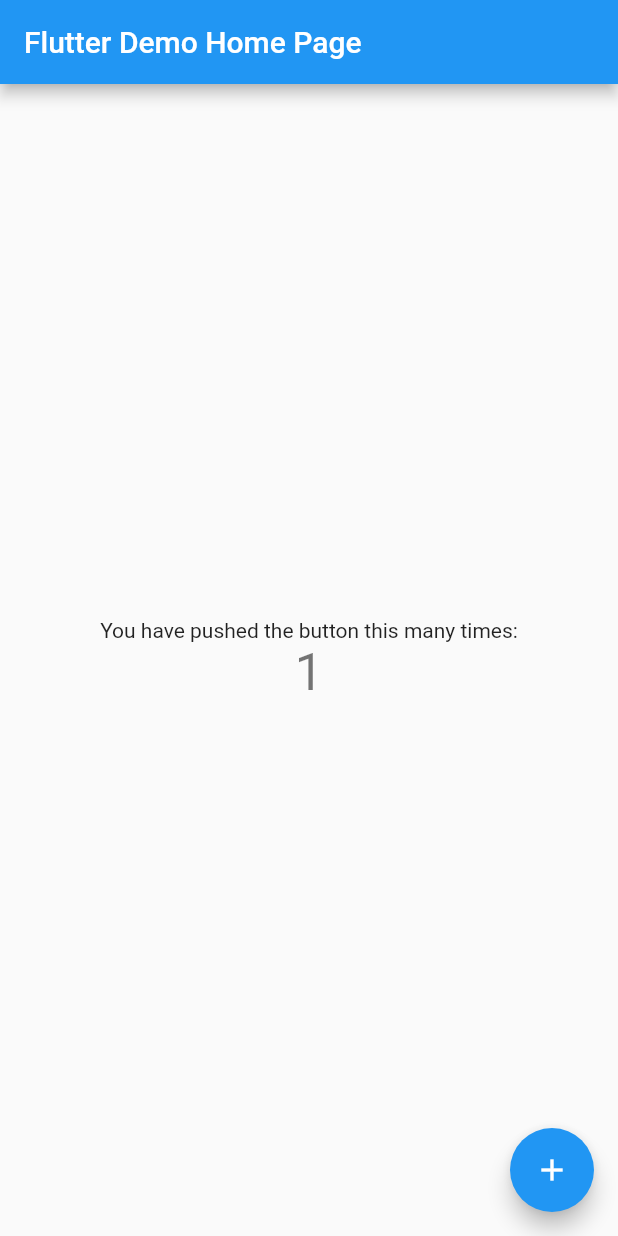
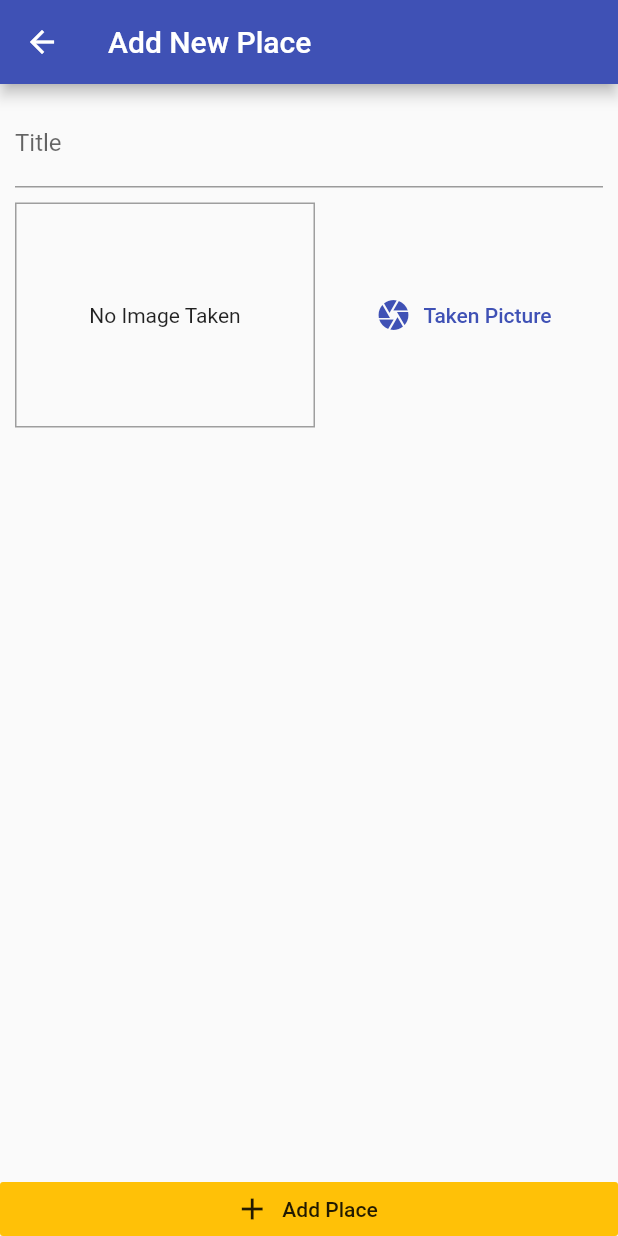
Before and after one commit to yankzsoe/flutter_native_features, a Flutter app: the screen it shows after launch, after a tap on the "add" icon, on a phone screen of 412 x 824 dp. Run offline on Flutter 3.47's test engine with Material 2 defaults, Android fonts, the phone set to English and light mode, and no system bars; our stand-ins replace image_picker.

Commit message:
take picture with image_picker.

```diff
--- a/lib/main.dart
+++ b/lib/main.dart
@@ -1,113 +1,28 @@
 import 'package:flutter/material.dart';
+import 'package:provider/provider.dart';
 
-void main() {
-  runApp(MyApp());
-}
+import './providers/great_places.dart';
+import './screens/places_list_screen.dart';
+import './screens/add_place_screen.dart';
+
+void main() => runApp(MyApp());
 
 class MyApp extends StatelessWidget {
-  // This widget is the root of your application.
   @override
   Widget build(BuildContext context) {
-    return MaterialApp(
-      title: 'Flutter Demo',
-      theme: ThemeData(
-        // This is the theme of your application.
-        //
-        // Try running your application with "flutter run". You'll see the
-        // application has a blue toolbar. Then, without quitting the app, try
-        // changing the primarySwatch below to Colors.green and then invoke
-        // "hot reload" (press "r" in the console where you ran "flutter run",
-        // or simply save your changes to "hot reload" in a Flutter IDE).
-        // Notice that the counter didn't reset back to zero; the application
-        // is not restarted.
-        primarySwatch: Colors.blue,
+    return ChangeNotifierProvider(
+      create: (ctx) => GreatPlaces(),
+      child: MaterialApp(
+        title: 'Great Places',
+        theme: ThemeData(
+          primarySwatch: Colors.indigo,
+          accentColor: Colors.amber,
+        ),
+        home: PlacesListScreen(),
+        routes: {
+          AddPlaceScreen.routeName: (ctx) => AddPlaceScreen(),
+        },
       ),
-      home: MyHomePage(title: 'Flutter Demo Home Page'),
     );
   }
 }
-
-class MyHomePage extends StatefulWidget {
-  MyHomePage({Key? key, required this.title}) : super(key: key);
-
-  // This widget is the home page of your application. It is stateful, meaning
-  // that it has a State object (defined below) that contains fields that affect
-  // how it looks.
-
-  // This class is the configuration for the state. It holds the values (in this
-  // case the title) provided by the parent (in this case the App widget) and
-  // used by the build method of the State. Fields in a Widget subclass are
-  // always marked "final".
-
-  final String title;
-
-  @override
-  _MyHomePageState createState() => _MyHomePageState();
-}
-
-class _MyHomePageState extends State<MyHomePage> {
-  int _counter = 0;
-
-  void _incrementCounter() {
-    setState(() {
-      // This call to setState tells the Flutter framework that something has
-      // changed in this State, which causes it to rerun the build method below
-      // so that the display can reflect the updated values. If we changed
-      // _counter without calling setState(), then the build method would not be
-      // called again, and so nothing would appear to happen.
-      _counter++;
-    });
-  }
-
-  @override
-  Widget build(BuildContext context) {
-    // This method is rerun every time setState is called, for instance as done
-    // by the _incrementCounter method above.
-    //
-    // The Flutter framework has been optimized to make rerunning build methods
-    // fast, so that you can just rebuild anything that needs updating rather
-    // than having to individually change instances of widgets.
-    return Scaffold(
-      appBar: AppBar(
-        // Here we take the value from the MyHomePage object that was created by
-        // the App.build method, and use it to set our appbar title.
-        title: Text(widget.title),
-      ),
-      body: Center(
-        // Center is a layout widget. It takes a single child and positions it
-        // in the middle of the parent.
-        child: Column(
-          // Column is also a layout widget. It takes a list of children and
-          // arranges them vertically. By default, it sizes itself to fit its
-          // children horizontally, and tries to be as tall as its parent.
-          //
-          // Invoke "debug painting" (press "p" in the console, choose the
-          // "Toggle Debug Paint" action from the Flutter Inspector in Android
-          // Studio, or the "Toggle Debug Paint" command in Visual Studio Code)
-          // to see the wireframe for each widget.
-          //
-          // Column has various properties to control how it sizes itself and
-          // how it positions its children. Here we use mainAxisAlignment to
-          // center the children vertically; the main axis here is the vertical
-          // axis because Columns are vertical (the cross axis would be
-          // horizontal).
-          mainAxisAlignment: MainAxisAlignment.center,
-          children: <Widget>[
-            Text(
-              'You have pushed the button this many times:',
-            ),
-            Text(
-              '$_counter',
-              style: Theme.of(context).textTheme.headline4,
-            ),
-          ],
-        ),
-      ),
-      floatingActionButton: FloatingActionButton(
-        onPressed: _incrementCounter,
-        tooltip: 'Increment',
-        child: Icon(Icons.add),
-      ), // This trailing comma makes auto-formatting nicer for build methods.
-    );
-  }
-}
--- /dev/null
+++ b/lib/models/place.dart
@@ -0,0 +1,28 @@
+import 'dart:io';
+
+import 'package:flutter/foundation.dart';
+
+class PlaceLocation {
+  final double latitude;
+  final double longitude;
+  final String address;
+
+  PlaceLocation(
+    this.latitude,
+    this.longitude,
+    this.address,
+  );
+}
+
+class Place {
+  final String id;
+  final String title;
+  PlaceLocation? location;
+  final File image;
+  Place({
+    required this.id,
+    required this.title,
+    required this.location,
+    required this.image,
+  });
+}
--- /dev/null
+++ b/lib/providers/great_places.dart
@@ -0,0 +1,21 @@
+import 'dart:io';
+import 'package:flutter/foundation.dart';
+
+import '../models/place.dart';
+
+class GreatPlaces with ChangeNotifier {
+  List<Place> _items = [];
+  List<Place> get items {
+    return [..._items];
+  }
+
+  void addPlace(String pickedTitle, File pickedImage) {
+    final newPlace = Place(
+        id: DateTime.now().toString(),
+        title: pickedTitle,
+        location: null,
+        image: pickedImage);
+    _items.add(newPlace);
+    notifyListeners();
+  }
+}
--- /dev/null
+++ b/lib/screens/add_place_screen.dart
@@ -0,0 +1,71 @@
+import 'dart:io';
+
+import 'package:flutter/material.dart';
+import 'package:provider/provider.dart';
+
+import '../widgets/image_input.dart';
+import '../providers/great_places.dart';
+
+class AddPlaceScreen extends StatefulWidget {
+  const AddPlaceScreen({Key? key}) : super(key: key);
+  static const routeName = '/add-place';
+
+  @override
+  _AddPlaceScreenState createState() => _AddPlaceScreenState();
+}
+
+class _AddPlaceScreenState extends State<AddPlaceScreen> {
+  var _titleController = TextEditingController();
+  var _pickedImage;
+
+  _selectedImage(File pickedImage) {
+    _pickedImage = pickedImage;
+  }
+
+  void _saveImage() {
+    if (_pickedImage == null || _titleController.text.isEmpty) return;
+    Provider.of<GreatPlaces>(context, listen: false)
+        .addPlace(_titleController.text, _pickedImage);
+    Navigator.of(context).pop();
+  }
+
+  @override
+  Widget build(BuildContext context) {
+    return Scaffold(
+      appBar: AppBar(
+        title: Text('Add New Place'),
+      ),
+      body: Column(
+        mainAxisAlignment: MainAxisAlignment.spaceBetween,
+        crossAxisAlignment: CrossAxisAlignment.stretch,
+        children: [
+          Expanded(
+              child: SingleChildScrollView(
+                  child: Padding(
+            padding: EdgeInsets.all(10),
+            child: Column(
+              children: [
+                TextField(
+                  decoration: InputDecoration(labelText: 'Title'),
+                  controller: _titleController,
+                ),
+                SizedBox(
+                  height: 10,
+                ),
+                ImageInput(_selectedImage),
+              ],
+            ),
+          ))),
+          RaisedButton.icon(
+            onPressed: _saveImage,
+            icon: Icon(Icons.add),
+            label: Text('Add Place'),
+            elevation: 0,
+            materialTapTargetSize: MaterialTapTargetSize.shrinkWrap,
+            color: Theme.of(context).accentColor,
+          ),
+        ],
+      ),
+    );
+  }
+}
--- /dev/null
+++ b/lib/screens/places_list_screen.dart
@@ -0,0 +1,45 @@
+import 'package:flutter/material.dart';
+import 'package:flutter_native_features/providers/great_places.dart';
+import 'package:provider/provider.dart';
+
+import 'add_place_screen.dart';
+
+class PlacesListScreen extends StatelessWidget {
+  const PlacesListScreen({Key? key}) : super(key: key);
+
+  @override
+  Widget build(BuildContext context) {
+    return Scaffold(
+      appBar: AppBar(
+        title: Text('Your Places'),
+        actions: [
+          IconButton(
+            onPressed: () {
+              Navigator.pushNamed(context, AddPlaceScreen.routeName);
+            },
+            icon: Icon(Icons.add),
+          ),
+        ],
+      ),
+      body: Center(
+        child: Consumer<GreatPlaces>(
+          child: Center(
+            child: const Text('Got no place yet, start adding some!'),
+          ),
+          builder: (ctx, greatPlaces, ch) => greatPlaces.items.length <= 0
+              ? ch!
+              : ListView.builder(
+                  itemCount: greatPlaces.items.length,
+                  itemBuilder: (ctx, i) => ListTile(
+                    leading: CircleAvatar(
+                      backgroundImage: FileImage(greatPlaces.items[i].image),
+                    ),
+                    title: Text(greatPlaces.items[i].title),
+                    onTap: () {},
+                  ),
+                ),
+        ),
+      ),
+    );
+  }
+}
--- /dev/null
+++ b/lib/widgets/image_input.dart
@@ -0,0 +1,79 @@
+import 'dart:io';
+import 'package:flutter/material.dart';
+import 'package:image_picker/image_picker.dart';
+import 'package:path/path.dart' as path;
+import 'package:path_provider/path_provider.dart' as syspaths;
+
+class ImageInput extends StatefulWidget {
+  final Function onSelectedImage;
+
+  ImageInput(this.onSelectedImage);
+
+  @override
+  _ImageInputState createState() => _ImageInputState();
+}
+
+class _ImageInputState extends State<ImageInput> {
+  var _storedImage;
+  final picker = ImagePicker();
+  Future<void> _takePicture() async {
+    final imageFile = await picker.getImage(
+      source: ImageSource.camera,
+      maxWidth: 600,
+      preferredCameraDevice: CameraDevice.rear,
+    );
+    if (imageFile == null) return;
+    setState(() {
+      _storedImage = File(imageFile.path);
+    });
+
+    final appDir = await syspaths.getApplicationDocumentsDirectory();
+    print('Path App Directory: $appDir');
+    print('Path Origin Image : ${imageFile!.path}');
+    File imageFile2 = File(imageFile.path);
+    final fileName = path.basename(imageFile.path);
+    print('File Name: $fileName');
+    final savedImage = await imageFile2.copy('${appDir.path}/$fileName');
+    widget.onSelectedImage(savedImage);
+  }
+
+  @override
+  Widget build(BuildContext context) {
+    return Row(
+      children: [
+        Container(
+          width: 200,
+          height: 150,
+          decoration: BoxDecoration(
+            border: Border.all(
+              color: Colors.grey,
+              width: 1.0,
+            ),
+          ),
+          child: _storedImage == null
+              ? Text(
+                  'No Image Taken',
+                  textAlign: TextAlign.center,
+                )
+              : Image.file(
+                  _storedImage,
+                  fit: BoxFit.cover,
+                  width: double.infinity,
+                ),
+          alignment: Alignment.center,
+        ),
+        SizedBox(
+          width: 10,
+        ),
+        Expanded(
+          child: FlatButton.icon(
+            onPressed: _takePicture,
+            icon: Icon(Icons.camera),
+            textColor: Theme.of(context).primaryColor,
+            label: Text('Taken Picture'),
+          ),
+        ),
+      ],
+    );
+  }
+}
```
Also changed, not shown: pubspec.yaml (+4 -9 lines), lib/screens/place_detail_screen.dart (added), pubspec.lock.
